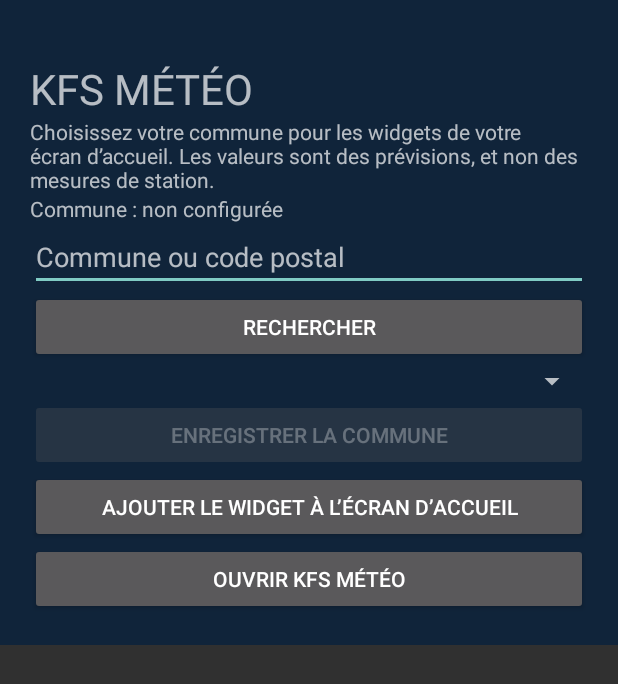
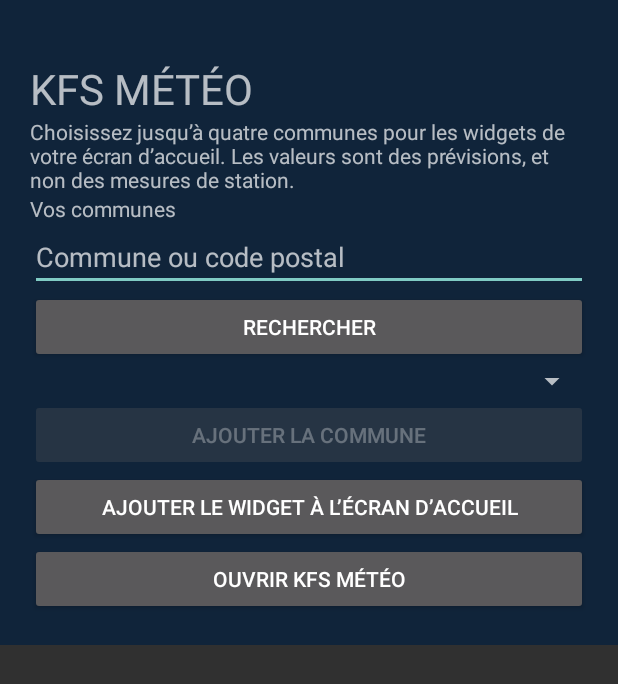
Before and after one commit to almet27/kfs-meteo-cartes, an Android app: the screen it shows after launch (MainActivity), on a phone screen of 412 x 824 dp. Shown: the top 684 px of the screen. Run offline under Robolectric (Android 15) with nearby library versions, the phone set to English and light mode, and no system bars.

Commit message:
Android widget beta 0.3: compare up to four municipalities

```diff
--- a/android/app/build.gradle
+++ b/android/app/build.gradle
@@ -2,6 +2,6 @@ plugins { id 'com.android.application' }
 android {
  namespace 'fr.kfsmeteo.widget'
  compileSdk 35
- defaultConfig { applicationId 'fr.kfsmeteo.widget'; minSdk 26; targetSdk 35; versionCode 2; versionName '0.2-beta' }
+ defaultConfig { applicationId 'fr.kfsmeteo.widget'; minSdk 26; targetSdk 35; versionCode 3; versionName '0.3-beta' }
  compileOptions { sourceCompatibility JavaVersion.VERSION_17; targetCompatibility JavaVersion.VERSION_17 }
 }
--- a/android/app/src/main/java/fr/kfsmeteo/widget/Kfs.java
+++ b/android/app/src/main/java/fr/kfsmeteo/widget/Kfs.java
@@ -19,6 +19,14 @@ final class Kfs {
    try(InputStream in=c.getInputStream();ByteArrayOutputStream out=new ByteArrayOutputStream()){byte[] b=new byte[8192];int n;while((n=in.read(b))!=-1){out.write(b,0,n);if(out.size()>3000000)throw new IOException("Réponse trop grande");}return new JSONObject(new String(out.toByteArray(),StandardCharsets.UTF_8));}
   }finally{c.disconnect();}
  }
+ static java.util.LinkedHashMap<String,String> cities(Context c){
+  android.content.SharedPreferences p=prefs(c);java.util.LinkedHashMap<String,String> out=new java.util.LinkedHashMap<>();
+  if(p.contains("cities"))try{JSONArray a=new JSONArray(p.getString("cities","[]"));for(int i=0;i<a.length()&&out.size()<4;i++){JSONObject j=a.optJSONObject(i);if(j!=null&&valid(j.optString("code")))out.put(j.optString("code"),j.optString("name",j.optString("code")));}}catch(Exception ignored){}
+  else{String code=p.getString("code","");if(valid(code))out.put(code,p.getString("name",code));}return out;
+ }
+ static void saveCities(Context c,java.util.LinkedHashMap<String,String> cities){JSONArray a=new JSONArray();for(java.util.Map.Entry<String,String> e:cities.entrySet()){JSONObject j=new JSONObject();try{j.put("code",e.getKey());j.put("name",e.getValue());a.put(j);}catch(Exception ignored){}}
+  android.content.SharedPreferences.Editor ed=prefs(c).edit().putString("cities",a.toString());String first=cities.isEmpty()?"":cities.keySet().iterator().next();ed.putString("code",first).putString("name",cities.isEmpty()?"":cities.get(first)).apply();}
+ static JSONObject forecast(Context c,String code){try{android.content.SharedPreferences p=prefs(c);String raw=p.getString("forecast_"+code,null);if(raw==null&&code.equals(p.getString("code",""))&&!p.contains("cities"))raw=p.getString("forecast","{}");return new JSONObject(raw==null?"{}":raw);}catch(Exception e){return new JSONObject();}}
  static String deg(JSONObject j,String k){double d=j==null?Double.NaN:j.optDouble(k,Double.NaN);return Double.isFinite(d)?Math.round(d)+"°":"—";}
  static String weather(JSONObject j){int c=j==null?-1:j.optInt("code",-1);if(c<0)return "Indisponible";if(c==0)return "☀ Clair";if(c<=2)return "⛅ Éclaircies";if(c==3)return "☁ Couvert";if(c==45||c==48)return "Brouillard";if(c==56||c==57||c==66||c==67)return "Verglas possible";if(c==71||c==73||c==75||c==77||c==85||c==86)return "❄ Neige";if(c>=95)return "⚡ Orages";return "Pluie";}
  static String now(){return ZonedDateTime.now(PARIS).format(DateTimeFormatter.ofPattern("yyyy-MM-dd'T'HH':00'",Locale.ROOT));}
--- a/android/app/src/main/java/fr/kfsmeteo/widget/MainActivity.java
+++ b/android/app/src/main/java/fr/kfsmeteo/widget/MainActivity.java
@@ -10,24 +10,25 @@ import java.net.URLEncoder;
 import java.util.ArrayList;
 import org.json.*;
 public class MainActivity extends Activity {
- EditText query; TextView status; Spinner choices; Button save; final ArrayList<JSONObject> cities=new ArrayList<>(); int serial=0;
+ LinearLayout selected; EditText query; TextView status; Spinner choices; Button save; final ArrayList<JSONObject> cities=new ArrayList<>(); int serial=0;
  @Override public void onCreate(Bundle b){super.onCreate(b);
   LinearLayout l=new LinearLayout(this);l.setOrientation(LinearLayout.VERTICAL);int p=(int)(20*getResources().getDisplayMetrics().density);l.setPadding(p,p*2,p,p);l.setBackgroundColor(0xff10243a);
   ScrollView scroll=new ScrollView(this);scroll.addView(l);setContentView(scroll);
   TextView title=new TextView(this);title.setText("KFS MÉTÉO");title.setTextSize(28);l.addView(title);
-  TextView intro=new TextView(this);intro.setText("Choisissez votre commune pour les widgets de votre écran d’accueil. Les valeurs sont des prévisions, et non des mesures de station.");l.addView(intro);
-  status=new TextView(this);status.setText("Commune : "+Kfs.prefs(this).getString("name","non configurée"));l.addView(status);
+  TextView intro=new TextView(this);intro.setText("Choisissez jusqu’à quatre communes pour les widgets de votre écran d’accueil. Les valeurs sont des prévisions, et non des mesures de station.");l.addView(intro);
+  status=new TextView(this);status.setText("Vos communes");l.addView(status);selected=new LinearLayout(this);selected.setOrientation(LinearLayout.VERTICAL);l.addView(selected);showSelected();
   query=new EditText(this);query.setSingleLine();query.setHint("Commune ou code postal");l.addView(query);
   Button find=new Button(this);find.setText("Rechercher");l.addView(find);
   choices=new Spinner(this);l.addView(choices);
-  save=new Button(this);save.setText("Enregistrer la commune");save.setEnabled(false);l.addView(save);
+  save=new Button(this);save.setText("Ajouter la commune");save.setEnabled(false);l.addView(save);
   Button pin=new Button(this);pin.setText("Ajouter le widget à l’écran d’accueil");l.addView(pin);
   Button site=new Button(this);site.setText("Ouvrir KFS Météo");l.addView(site);
   find.setOnClickListener(v->search());
-  save.setOnClickListener(v->{int i=choices.getSelectedItemPosition();if(i<0||i>=cities.size())return;JSONObject j=cities.get(i);String code=j.optString("code"),name=j.optString("name");if(!Kfs.valid(code))return;Kfs.prefs(this).edit().putString("code",code).putString("name",name).remove("forecast").apply();status.setText("Commune : "+name);WeatherWidget.renderAll(this);WeatherJob.schedule(this);});
-  pin.setOnClickListener(v->{if(!Kfs.valid(Kfs.prefs(this).getString("code",""))){status.setText("Enregistrez une commune d’abord.");return;}AppWidgetManager a=AppWidgetManager.getInstance(this);if(a.isRequestPinAppWidgetSupported())a.requestPinAppWidget(new ComponentName(this,WeatherWidget.class),null,null);else status.setText("Appui long sur l’écran d’accueil → Widgets → KFS Météo.");});
+  save.setOnClickListener(v->{int i=choices.getSelectedItemPosition();if(i<0||i>=cities.size())return;JSONObject j=cities.get(i);String code=j.optString("code"),name=j.optString("name");if(!Kfs.valid(code))return;java.util.LinkedHashMap<String,String> list=Kfs.cities(this);if(list.containsKey(code)){status.setText("Commune déjà ajoutée.");return;}if(list.size()>=4){status.setText("Maximum 4 communes.");return;}list.put(code,name);Kfs.saveCities(this,list);showSelected();status.setText("Commune ajoutée.");WeatherWidget.renderAll(this);WeatherJob.schedule(this);});
+  pin.setOnClickListener(v->{if(Kfs.cities(this).isEmpty()){status.setText("Enregistrez une commune d’abord.");return;}AppWidgetManager a=AppWidgetManager.getInstance(this);if(a.isRequestPinAppWidgetSupported())a.requestPinAppWidget(new ComponentName(this,WeatherWidget.class),null,null);else status.setText("Appui long sur l’écran d’accueil → Widgets → KFS Météo.");});
   site.setOnClickListener(v->startActivity(new Intent(Intent.ACTION_VIEW,Uri.parse(Kfs.BASE))));
  }
+ void showSelected(){selected.removeAllViews();java.util.LinkedHashMap<String,String> list=Kfs.cities(this);for(java.util.Map.Entry<String,String> e:list.entrySet()){String code=e.getKey();LinearLayout row=new LinearLayout(this);row.setOrientation(LinearLayout.HORIZONTAL);TextView label=new TextView(this);label.setText(e.getValue());row.addView(label,new LinearLayout.LayoutParams(0,LinearLayout.LayoutParams.WRAP_CONTENT,1));Button remove=new Button(this);remove.setText("Retirer");row.addView(remove);remove.setOnClickListener(v->{java.util.LinkedHashMap<String,String> current=Kfs.cities(this);current.remove(code);Kfs.saveCities(this,current);showSelected();WeatherWidget.renderAll(this);WeatherJob.schedule(this);});selected.addView(row);}}
  void search(){String q=query.getText().toString().trim();if(q.length()<2||q.length()>80){status.setText("Saisissez un nom ou un code postal.");return;}int n=++serial;save.setEnabled(false);status.setText("Recherche…");
   new Thread(()->{try{JSONArray a=Kfs.get("/api/city-search?q="+URLEncoder.encode(q,"UTF-8")).getJSONArray("cities");ArrayList<JSONObject> result=new ArrayList<>();ArrayList<String> labels=new ArrayList<>();for(int i=0;i<a.length();i++){JSONObject j=a.getJSONObject(i);if(Kfs.valid(j.optString("code"))){result.add(j);labels.add(j.optString("name")+" ("+j.optString("department")+")");}}runOnUiThread(()->{if(n!=serial||isFinishing())return;cities.clear();cities.addAll(result);ArrayAdapter<String> ad=new ArrayAdapter<>(this,android.R.layout.simple_spinner_dropdown_item,labels);choices.setAdapter(ad);save.setEnabled(!cities.isEmpty());status.setText(cities.isEmpty()?"Aucune commune trouvée.":"Sélectionnez votre commune.");});}catch(Exception e){runOnUiThread(()->{if(n==serial&&!isFinishing())status.setText("Recherche indisponible. Réessayez.");});}}).start();
  }
--- a/android/app/src/main/java/fr/kfsmeteo/widget/WeatherJob.java
+++ b/android/app/src/main/java/fr/kfsmeteo/widget/WeatherJob.java
@@ -12,6 +12,6 @@ public class WeatherJob extends JobService{
   if(s.getPendingJob(ID)==null)s.schedule(new JobInfo.Builder(ID,target).setRequiredNetworkType(JobInfo.NETWORK_TYPE_ANY).setPeriodic(3600000).build());
   if(s.getPendingJob(ONCE)==null)s.schedule(new JobInfo.Builder(ONCE,target).setRequiredNetworkType(JobInfo.NETWORK_TYPE_ANY).build());
  }
- @Override public boolean onStartJob(JobParameters p){stopped.remove(p.getJobId());new Thread(()->{String code=Kfs.prefs(this).getString("code","");if(Kfs.valid(code))try{JSONObject d=Kfs.get("/api/city-forecast?code="+code);if(!d.has("models")||!Kfs.fresh(d))throw new Exception();if(!stopped.contains(p.getJobId())&&code.equals(Kfs.prefs(this).getString("code","")))Kfs.prefs(this).edit().putString("forecast",d.toString()).putBoolean("offline",false).apply();}catch(Exception e){if(code.equals(Kfs.prefs(this).getString("code","")))Kfs.prefs(this).edit().putBoolean("offline",true).apply();}if(!stopped.contains(p.getJobId())){WeatherWidget.renderAll(this);jobFinished(p,false);}}).start();return true;}
+ @Override public boolean onStartJob(JobParameters p){stopped.remove(p.getJobId());new Thread(()->{java.util.List<java.util.concurrent.CompletableFuture<Void>> tasks=new java.util.ArrayList<>();for(String code:Kfs.cities(this).keySet()){tasks.add(java.util.concurrent.CompletableFuture.runAsync(()->{try{JSONObject d=Kfs.get("/api/city-forecast?code="+code);if(!d.has("models")||!Kfs.fresh(d))throw new Exception();if(!stopped.contains(p.getJobId())&&Kfs.cities(this).containsKey(code))Kfs.prefs(this).edit().putString("forecast_"+code,d.toString()).putBoolean("offline_"+code,false).apply();}catch(Exception e){if(!stopped.contains(p.getJobId())&&Kfs.cities(this).containsKey(code))Kfs.prefs(this).edit().putBoolean("offline_"+code,true).apply();}}));}java.util.concurrent.CompletableFuture.allOf(tasks.toArray(new java.util.concurrent.CompletableFuture<?>[0])).join();if(!stopped.contains(p.getJobId())){WeatherWidget.renderAll(this);jobFinished(p,false);}}).start();return true;}
  @Override public boolean onStopJob(JobParameters p){stopped.add(p.getJobId());return true;}
 }
```
Also changed, not shown: android/app/src/main/java/fr/kfsmeteo/widget/WeatherWidget.java (+16 -4 lines), 1 other file.
